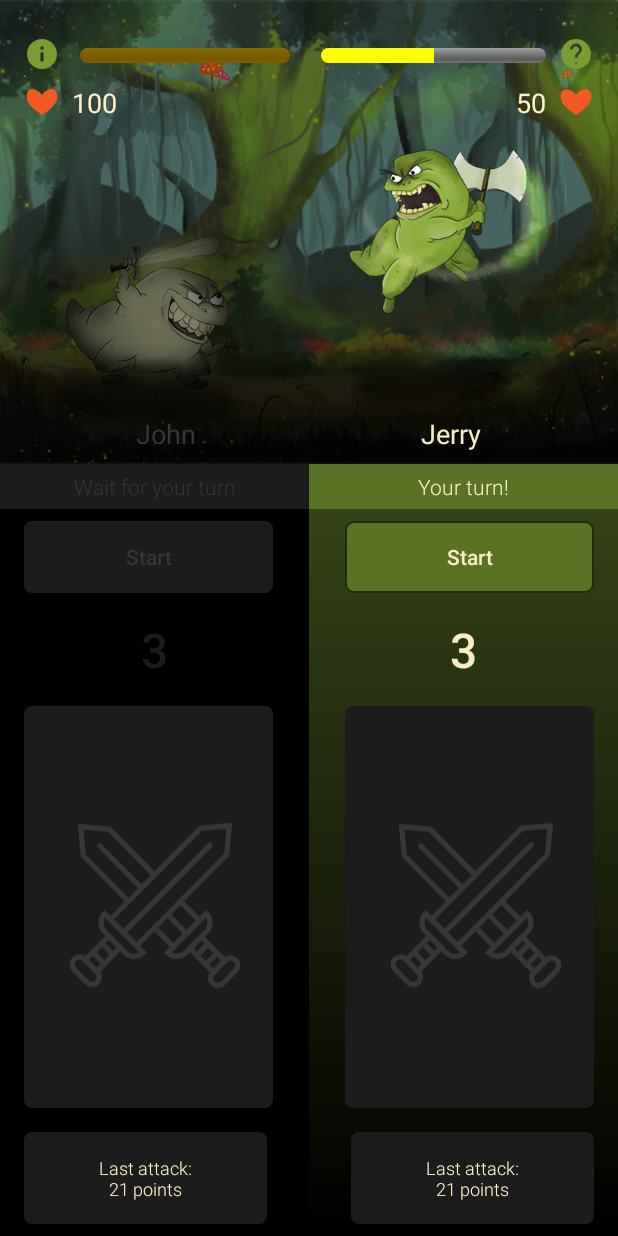
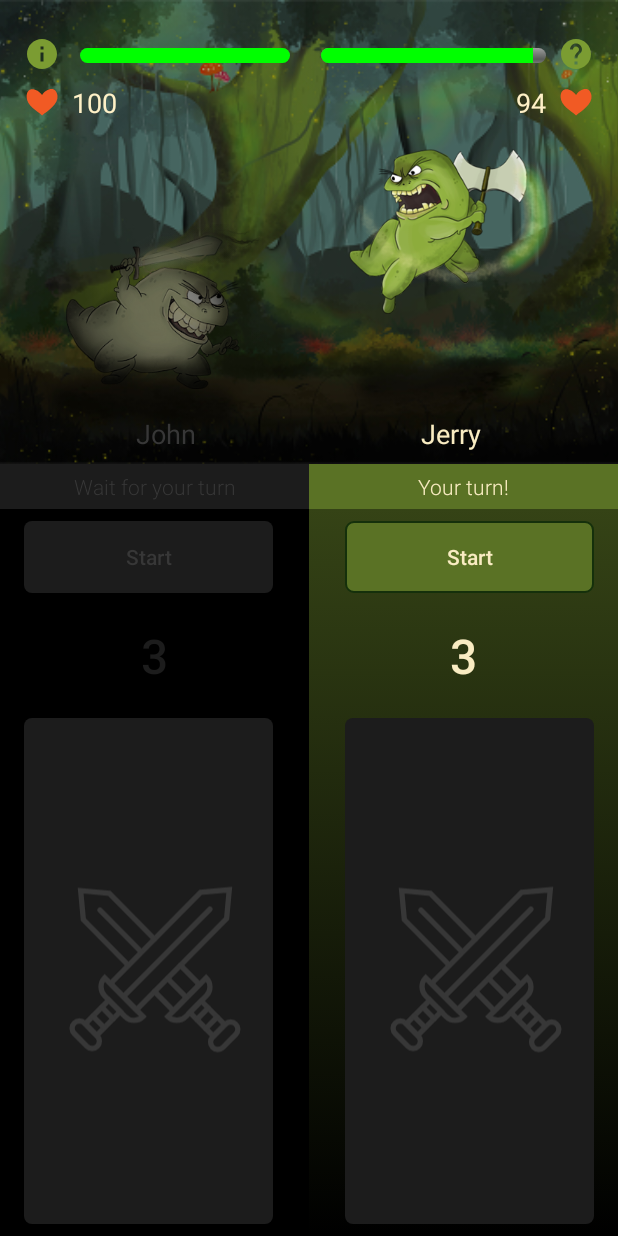
Before and after one commit to suwalszczyzna/MadTadpoles, an Android app: the screen it shows after launch (MainActivity), after a tap on "Attack Button", on a phone screen of 412 x 824 dp. Run offline under Robolectric (Android 15) with nearby library versions, the phone set to English and light mode, and no system bars; Roboto replaces fonts that are not available here; 1 other tap on this screen came first.

Commit message:
Malgosia's XML corrections, added Ola's attack points, Damian's simple animations

```diff
--- a/app/src/main/java/com/example/android/madtadpoles/MainActivity.java
+++ b/app/src/main/java/com/example/android/madtadpoles/MainActivity.java
@@ -19,14 +19,16 @@ import android.widget.TextView;
 import android.app.AlertDialog;
 import android.content.DialogInterface;
 import android.widget.Toast;
-import android.os.Handler; // Ola's code
+import android.os.Handler; // Ola's new code
+
 
 public class MainActivity extends AppCompatActivity implements Dialog.DialogListener{
 
     public int mainCounterKM = 3;
     public int mainCounterKT = 3;
+    boolean isCounterKMworking, isCounterKTworking;
     boolean isAttackHitted = false;
-    public CountDownTimer countDownTimerKM, countDownTimerKT; // Ola's code
+    public CountDownTimer countDownTimerKM, countDownTimerKT; // Ola's new code
 
 
     Button helpButton;
@@ -36,12 +38,29 @@ public class MainActivity extends AppCompatActivity implements Dialog.DialogList
     protected void onCreate(Bundle savedInstanceState) {
         super.onCreate(savedInstanceState);
         setContentView(R.layout.activity_tadpoles);
+
         // ********************************** Damian's code start
 
         // Left Tadpole: i = 0; Right Tadpole: i = 1;
         whoseTurn(0);
         // ************* //
+
+        Bundle extras = getIntent().getExtras(); // --> Ola's new code
+        if (extras != null){
+            int turn = extras.getInt("whoseTurn");
+            whoseTurn(turn);
+        }
+
         updateLabels();
+        progressbarA();  // --> Ola's new code
+        progressbarB();  // --> Ola's new code
+
+        //Podwójna implementacja tej samej funkcjonalności?
+        //==============================================
+        // final TextView LastAttackKT = ((TextView) findViewById(R.id.KMInfoTxt));  // --> Ola's new code
+        // LastAttackKT.setText(getString(R.string.attackField_text, String.valueOf(attackValue))); // --> Ola's new code
+        //final TextView LastAttackKM = ((TextView) findViewById(R.id.KMInfoTxt));  // --> Ola's new code
+        //LastAttackKM.setText(getString(R.string.attackField_text, String.valueOf(attackValue))); // --> Ola's new code
 
         final TextView labelCounterKM = (TextView) findViewById(R.id.labelCounterKM);
         final TextView labelCounterKT = (TextView) findViewById(R.id.labelCounterKT);
@@ -58,7 +77,7 @@ public class MainActivity extends AppCompatActivity implements Dialog.DialogList
         helpButton.setOnClickListener(new View.OnClickListener() {
             @Override
             public void onClick(View view) {
-                openChangeNamesDialog();
+                openDialog();
             }
         });
 
@@ -92,7 +111,7 @@ public class MainActivity extends AppCompatActivity implements Dialog.DialogList
                 startWeaponKMCounter();
 
 
-                countDownTimerKM = new CountDownTimer(4200,1000){ // Ola's code: countDownTimerKM =
+                countDownTimerKM = new CountDownTimer(4200,1000){ // Ola's new code: countDownTimerKM =
                     @Override
                     public void onTick(long l) {
 
@@ -132,7 +151,7 @@ public class MainActivity extends AppCompatActivity implements Dialog.DialogList
                 startWeaponKTCounter();
 
 
-                countDownTimerKT = new CountDownTimer(4200,1000){ // Ola's code: countDownTimerKT =
+                countDownTimerKT = new CountDownTimer(4200,1000){ // Ola's new code: countDownTimerKT =
                     @Override
                     public void onTick(long l) {
 
@@ -160,7 +179,7 @@ public class MainActivity extends AppCompatActivity implements Dialog.DialogList
 
     }
 
-    // Ola's code
+    // Ola's new code
     // Countdown timer reset
     public void cancelTimerKM() {
         if(countDownTimerKM!=null)
@@ -169,7 +188,7 @@ public class MainActivity extends AppCompatActivity implements Dialog.DialogList
         mainCounterKM = 3;
     }
 
-    // Ola's code
+    // Ola's new code
     // Countdown timer reset
     public void cancelTimerKT() {
         if(countDownTimerKT!=null)
@@ -183,16 +202,28 @@ public class MainActivity extends AppCompatActivity implements Dialog.DialogList
     public void onFinishKM(){
         cancelTimerKM();
         disabledKMBtnAttack(true);
-        //disabledKMCounterStart(false); // Ola's code
-        mainCounterKM = 3;
+        //disabledKMCounterStart(false); // Ola's new code
+        // mainCounterKM = 3; // Ola's new code --> w cancelTimerKM()
         updateLabels();
-        //whoseTurn(1); // Ola's code
+        //whoseTurn(1); // Ola's new code
 
+        //Podwójna implementacja tej samej funkcjonalności?
+        //==============================================
+        //final TextView LastAttackKM = ((TextView) findViewById(R.id.KMInfoTxt));  // --> Ola's new code
+        //LastAttackKM.setText(getString(R.string.attackField_text, String.valueOf(attackValue)));
+        final TextView AttackPoints = ((TextView) findViewById(R.id.kijankaTasakPts)); // Ola's new code
         int delay = 0;
-        if (isAttackHitted)
+        if (isAttackHitted) {
             delay = 1000;
+            AttackPoints.setVisibility(View.VISIBLE);
+            AttackPoints.setAlpha(0f); // Damian
+            AttackPoints.animate().alpha(1f).setDuration(300); // Damian
+            AttackPoints.setText("-"+ String.valueOf(attackValue));
 
-        // Ola's code ..
+
+        }
+
+        // Ola's new code ..
         final Handler handler = new Handler();
         new Handler().postDelayed(new Runnable() {
             @Override
@@ -200,27 +231,40 @@ public class MainActivity extends AppCompatActivity implements Dialog.DialogList
                 disabledKTCounterStart(false);
                 whoseTurn(1);
                 isAttackHitted = false;
+                AttackPoints.setVisibility(View.INVISIBLE); // Ola's new code
+                AttackPoints.setAlpha(0f); // Damian
             }
         }, delay);
-        // .. Ola's code
+        // .. Ola's new code
 
 
     }
 
     public void onFinishKT(){
         cancelTimerKT();
-        disabledKMBtnAttack(true);
-        //disabledKMCounterStart(false); // Ola's code
-        mainCounterKT = 3;
+        // disabledKMBtnAttack(true); --> tu chyba literowka
+        disabledKTBtnAttack(true);
+        //disabledKMCounterStart(false); // Ola's new code
+        // mainCounterKT = 3; // Ola's new code -> w cancelTimerKT()
         updateLabels();
-        //whoseTurn(0); // Ola's code
+        //whoseTurn(0); // Ola's new code
 
-        int delay = 0;
-        if (isAttackHitted)
-            delay = 1000;
+        //Podwójna implementacja tej samej funkcjonalności?
+        //==================================================
+        //final TextView LastAttackKT = ((TextView) findViewById(R.id.KTInfoTxt)); // --> Ola's new code
+        //LastAttackKT.setText(getString(R.string.attackField_text, String.valueOf(attackValue)));
 
 
-        // Ola's code ..
+        final TextView AttackPoints = ((TextView) findViewById(R.id.kijankaMieczPts)); // Ola's new code
+        int delay = 0;
+        if (isAttackHitted) {
+            delay = 1000;
+            AttackPoints.setVisibility(View.VISIBLE); // Ola's new code
+            AttackPoints.setAlpha(0f); // Damian
+            AttackPoints.animate().alpha(1f).setDuration(300); // Damian
+            AttackPoints.setText("-"+ String.valueOf(attackValue));
+        }
+        // Ola's new code ..
         final Handler handler = new Handler();
         new Handler().postDelayed(new Runnable() {
             @Override
@@ -228,9 +272,11 @@ public class MainActivity extends AppCompatActivity implements Dialog.DialogList
                 disabledKMCounterStart(false);
                 whoseTurn(0);
                 isAttackHitted = false;
+                AttackPoints.setVisibility(View.INVISIBLE); // Ola's new code
+                AttackPoints.setAlpha(0f); // Damian
             }
         }, delay);
-        // .. Ola's code
+        // .. Ola's new code
 
 
 
@@ -243,7 +289,7 @@ public class MainActivity extends AppCompatActivity implements Dialog.DialogList
         labelCounterKT.setText(String.valueOf(mainCounterKT));
     }
 
-    public void openChangeNamesDialog(){
+    public void openDialog(){
         Dialog dialog = new Dialog();
         dialog.show(getSupportFragmentManager(),"dialog");
     }
@@ -351,7 +397,7 @@ public class MainActivity extends AppCompatActivity implements Dialog.DialogList
     public void startWeaponKMCounter(){
 
         final ImageButton attackKMButton = (ImageButton) findViewById(R.id.KMBtnAttack);
-        new CountDownTimer(4000, 120){
+        new CountDownTimer(4000, 80){
             @Override
             public void onTick(long l) {
 
@@ -363,12 +409,12 @@ public class MainActivity extends AppCompatActivity implements Dialog.DialogList
                 if(isAttackHitted){
 
                     attackValue = guns[i].damage;
-                    //disabledKMBtnAttack(true); // Ola's code
+                    //disabledKMBtnAttack(true); // Ola's new code --> w onFinishKM()
                     attackKMButton.setImageResource(guns[i].icon);
                     attackPlayerA();
-                    //isAttackHitted = false; // Ola's code
+                    //isAttackHitted = false; // Ola's new code --> w onFinishKM()
                     cancel();
-                    onFinishKM(); // Ola's code
+                    onFinishKM(); // Ola's new code
 
                 }
 
@@ -398,10 +444,10 @@ public class MainActivity extends AppCompatActivity implements Dialog.DialogList
                 if(isAttackHitted){
 
                     attackValue = guns[i].damage;
-                    disabledKTBtnAttack(true);
+                    //disabledKTBtnAttack(true); // Ola's new code --> onFinishKT
                     attackKTButton.setImageResource(guns[i].icon);
                     attackPlayerB();
-                    //isAttackHitted = false; // Ola's code
+                    //isAttackHitted = false; // Ola's new code --> onFinishKT
                     cancel();
                     onFinishKT();
 
@@ -432,13 +478,11 @@ public class MainActivity extends AppCompatActivity implements Dialog.DialogList
                     @Override
                     public void onClick(DialogInterface arg0, int arg1) {
                         Toast.makeText(MainActivity.this, "You started new game", Toast.LENGTH_LONG).show();
-                        Intent startIntent = new Intent(MainActivity.this, MainActivity.class);
-                        healthKM = 100;
-                        healthKT = 100;
+                        //recreate();
+                        Intent startIntent = new Intent(MainActivity.this, MainActivity.class);  // --> Ola's new code
+                        startIntent.putExtra("whoseTurn", 0);
                         startActivity(startIntent);
                         finish();
-
-
                     }
                 });
 
@@ -463,9 +507,9 @@ public class MainActivity extends AppCompatActivity implements Dialog.DialogList
                     @Override
                     public void onClick(DialogInterface arg0, int arg1) {
                         Toast.makeText(MainActivity.this, "You started new game", Toast.LENGTH_LONG).show();
-                        Intent startIntent = new Intent(MainActivity.this, MainActivity.class);
-                        healthKM = 100;
-                        healthKT = 100;
+                        //recreate();
+                        Intent startIntent = new Intent(MainActivity.this, MainActivity.class);  // --> Ola's new code
+                        startIntent.putExtra("whoseTurn", 1);
                         startActivity(startIntent);
                         finish();
                     }
@@ -491,7 +535,7 @@ public class MainActivity extends AppCompatActivity implements Dialog.DialogList
 
     int healthKM = 100;
     int healthKT = 100;
-    int attackValue;
+    int attackValue = 0;
 
     //metoda losowanko liczba obrazen dla testów
 
--- a/app/src/main/res/layout/activity_tadpoles.xml
+++ b/app/src/main/res/layout/activity_tadpoles.xml
@@ -211,9 +211,10 @@
     <TextView
         android:id="@+id/labelCounterKM"
         android:layout_width="0dp"
-        android:layout_height="43dp"
+        android:layout_height="wrap_content"
         android:layout_marginBottom="8dp"
         android:layout_marginTop="8dp"
+        android:padding="4dp"
         android:text="0"
         android:textAlignment="center"
         android:textSize="@dimen/countDownText_size"
@@ -229,10 +230,11 @@
     <TextView
         android:id="@+id/labelCounterKT"
         android:layout_width="0dp"
-        android:layout_height="43dp"
+        android:layout_height="wrap_content"
         android:layout_marginBottom="8dp"
         android:layout_marginStart="32dp"
         android:layout_marginTop="8dp"
+        android:padding="4dp"
         android:text="0"
         android:textAlignment="center"
         android:textSize="@dimen/countDownText_size"
@@ -255,7 +257,7 @@
 
         android:padding="15dp"
         android:scaleType="fitCenter"
-        app:layout_constraintBottom_toTopOf="@+id/KMInfoTxt"
+        app:layout_constraintBottom_toBottomOf="parent"
         app:layout_constraintEnd_toStartOf="@+id/KTBtnAttack"
         app:layout_constraintHorizontal_bias="0.5"
         app:layout_constraintHorizontal_chainStyle="spread_inside"
@@ -276,50 +278,44 @@
 
         android:padding="15dp"
         android:scaleType="fitCenter"
-        app:layout_constraintBottom_toTopOf="@+id/KTInfoTxt"
+        app:layout_constraintBottom_toBottomOf="parent"
         app:layout_constraintEnd_toStartOf="@+id/guidelinePrawa"
         app:layout_constraintHorizontal_bias="0.5"
         app:layout_constraintStart_toEndOf="@+id/KMBtnAttack"
         app:layout_constraintTop_toBottomOf="@+id/labelCounterKT"
         app:srcCompat="@drawable/ic_miecz" />
 
-    <TextView
-        android:id="@+id/KMInfoTxt"
-        android:layout_width="0dp"
-        android:layout_height="wrap_content"
-        android:layout_marginBottom="8dp"
-        android:layout_marginEnd="24dp"
-        android:layout_marginTop="8dp"
-        android:background="@drawable/my_button_grey"
-        android:padding="@dimen/attackSummary_padding"
-        android:text="@string/attackField_text"
-        android:textAlignment="center"
-        android:textSize="@dimen/descriptTextSize"
-        app:layout_constraintBottom_toBottomOf="parent"
-        app:layout_constraintEnd_toStartOf="@+id/KTInfoTxt"
-        app:layout_constraintHorizontal_bias="0.5"
-        app:layout_constraintHorizontal_chainStyle="spread_inside"
-        app:layout_constraintStart_toEndOf="@+id/guidelineLewa"
-        app:layout_constraintStart_toStartOf="@+id/guidelineLewa"
-        app:layout_constraintTop_toBottomOf="@+id/KMBtnAttack" />
+    <!--<TextView-->
+    <!--android:id="@+id/KMInfoTxt"-->
+    <!--android:layout_width="0dp"-->
+    <!--android:layout_height="wrap_content"-->
+    <!--android:layout_marginEnd="24dp"-->
+    <!--android:background="@drawable/my_button_grey"-->
+    <!--android:padding="@dimen/attackSummary_padding"-->
+    <!--android:text="@string/attackField_text"-->
+    <!--android:textAlignment="center"-->
+    <!--android:textSize="@dimen/descriptTextSize"-->
+    <!--app:layout_constraintEnd_toStartOf="@+id/KTInfoTxt"-->
+    <!--app:layout_constraintHorizontal_bias="0.5"-->
+    <!--app:layout_constraintHorizontal_chainStyle="spread_inside"-->
+    <!--app:layout_constraintStart_toEndOf="@+id/guidelineLewa"-->
+    <!--app:layout_constraintStart_toStartOf="@+id/guidelineLewa"-->
+    <!--tools:layout_editor_absoluteY="499dp" />-->
 
-    <TextView
-        android:id="@+id/KTInfoTxt"
-        android:layout_width="0dp"
-        android:layout_height="wrap_content"
-        android:layout_marginBottom="8dp"
-        android:layout_marginStart="32dp"
-        android:layout_marginTop="8dp"
-        android:background="@drawable/my_button_grey"
-        android:padding="@dimen/attackSummary_padding"
-        android:text="@string/attackField_text"
-        android:textAlignment="center"
-        android:textSize="@dimen/descriptTextSize"
-        app:layout_constraintBottom_toBottomOf="parent"
-        app:layout_constraintEnd_toStartOf="@+id/guidelinePrawa"
-        app:layout_constraintHorizontal_bias="0.5"
-        app:layout_constraintStart_toEndOf="@+id/KMInfoTxt"
-        app:layout_constraintTop_toBottomOf="@+id/KTBtnAttack" />
+    <!--<TextView-->
+    <!--android:id="@+id/KTInfoTxt"-->
+    <!--android:layout_width="0dp"-->
+    <!--android:layout_height="wrap_content"-->
+    <!--android:layout_marginStart="32dp"-->
+    <!--android:background="@drawable/my_button_grey"-->
+    <!--android:padding="@dimen/attackSummary_padding"-->
+    <!--android:text="@string/attackField_text"-->
+    <!--android:textAlignment="center"-->
+    <!--android:textSize="@dimen/descriptTextSize"-->
+    <!--app:layout_constraintEnd_toStartOf="@+id/guidelinePrawa"-->
+    <!--app:layout_constraintHorizontal_bias="0.5"-->
+    <!--app:layout_constraintStart_toEndOf="@+id/KMInfoTxt"-->
+    <!--tools:layout_editor_absoluteY="499dp" />-->
 
     <Button
         android:id="@+id/helpButton"
@@ -394,4 +390,43 @@
         app:layout_constraintEnd_toStartOf="@+id/imageView2"
         app:layout_constraintTop_toBottomOf="@+id/helpButton" />
 
+    <!--Uwaga pole bez wartości początkowej jest niewidoczne na layoucie-->
+    <TextView
+        android:id="@+id/kijankaMieczPts"
+        android:layout_width="wrap_content"
+        android:layout_height="wrap_content"
+        android:alpha="0"
+        android:background="@color/dark_green"
+        android:paddingBottom="4dp"
+        android:paddingEnd="8dp"
+        android:paddingStart="8dp"
+        android:paddingTop="4dp"
+        android:textSize="18sp"
+        android:textStyle="bold"
+        app:layout_constraintBottom_toBottomOf="@+id/kijankaMiecz"
+        app:layout_constraintEnd_toEndOf="@+id/kijankaMiecz"
+        app:layout_constraintStart_toStartOf="@+id/kijankaMiecz"
+        app:layout_constraintTop_toTopOf="@+id/kijankaMiecz"
+        app:layout_constraintVertical_bias="0.83" />
+
+    <!--Uwaga pole bez wartości początkowej jest niewidoczne na layoucie-->
+    <TextView
+        android:id="@+id/kijankaTasakPts"
+        android:layout_width="wrap_content"
+        android:layout_height="wrap_content"
+        android:alpha="0"
+        android:background="@color/dark_green"
+        android:paddingBottom="4dp"
+        android:paddingEnd="8dp"
+        android:paddingStart="8dp"
+        android:paddingTop="4dp"
+        android:textSize="18sp"
+        android:textStyle="bold"
+        app:layout_constraintBottom_toBottomOf="@+id/kijankaTasak"
+        app:layout_constraintEnd_toEndOf="@+id/kijankaTasak"
+        app:layout_constraintHorizontal_bias="0.44"
+        app:layout_constraintStart_toStartOf="@+id/kijankaTasak"
+        app:layout_constraintTop_toTopOf="@+id/kijankaTasak"
+        app:layout_constraintVertical_bias="0.55" />
+
 </android.support.constraint.ConstraintLayout>
```
